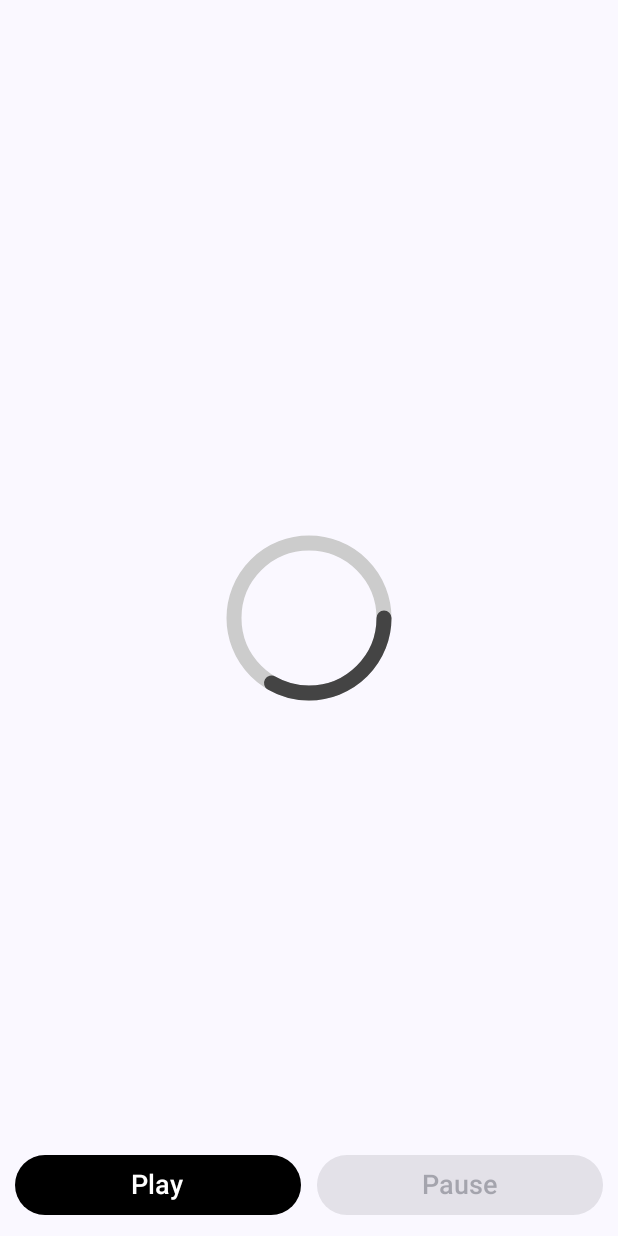
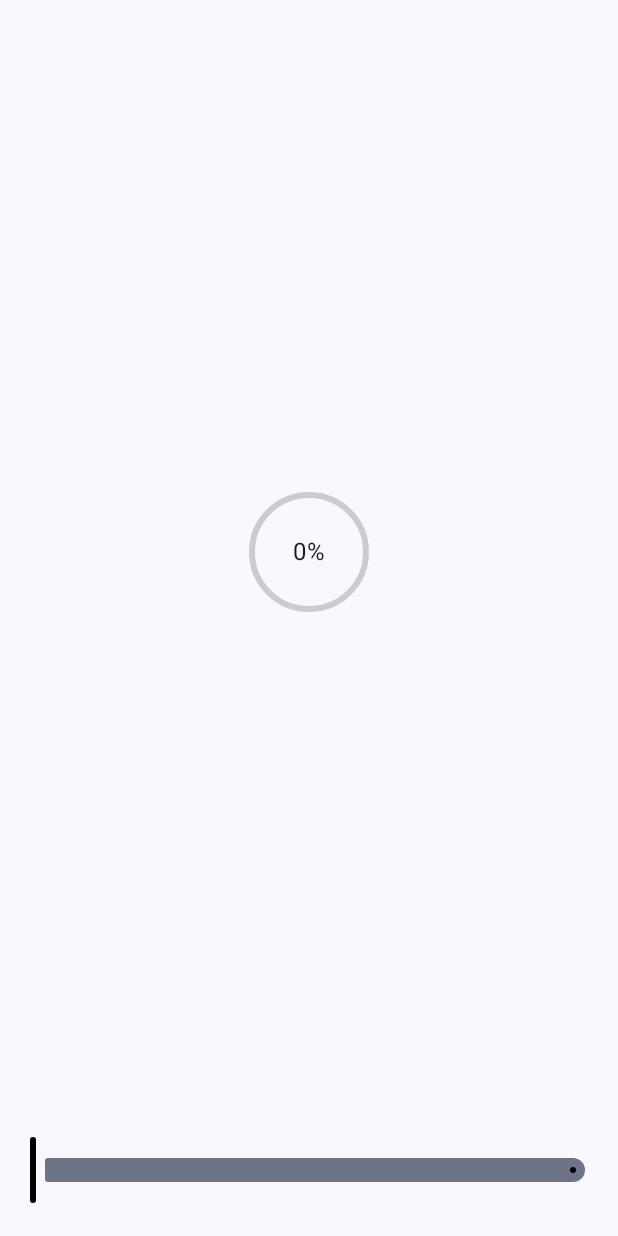
Before and after one commit to mohitarora8181/canvas-circular-loader, an Android app built with Jetpack Compose: the screen it shows after launch (MainActivity), on a phone screen of 412 x 824 dp. Run offline under Robolectric (Android 15) with nearby library versions, the phone set to English and light mode, and no system bars.

Commit message:
circularProgress_withSlider

```diff
--- /dev/null
+++ b/app/src/main/java/com/mohit/circularprogresscontrol/CustomLoader.kt
@@ -0,0 +1,115 @@
+package com.mohit.circularprogresscontrol
+
+import androidx.compose.animation.core.FastOutLinearInEasing
+import androidx.compose.animation.core.animateFloat
+import androidx.compose.animation.core.infiniteRepeatable
+import androidx.compose.animation.core.rememberInfiniteTransition
+import androidx.compose.animation.core.tween
+import androidx.compose.foundation.Canvas
+import androidx.compose.foundation.isSystemInDarkTheme
+import androidx.compose.foundation.layout.Arrangement
+import androidx.compose.foundation.layout.Box
+import androidx.compose.foundation.layout.Column
+import androidx.compose.foundation.layout.Row
+import androidx.compose.foundation.layout.Spacer
+import androidx.compose.foundation.layout.fillMaxSize
+import androidx.compose.foundation.layout.fillMaxWidth
+import androidx.compose.foundation.layout.padding
+import androidx.compose.foundation.layout.size
+import androidx.compose.material3.Button
+import androidx.compose.material3.ButtonDefaults
+import androidx.compose.material3.Text
+import androidx.compose.runtime.Composable
+import androidx.compose.runtime.LaunchedEffect
+import androidx.compose.runtime.getValue
+import androidx.compose.runtime.mutableFloatStateOf
+import androidx.compose.runtime.mutableStateOf
+import androidx.compose.runtime.remember
+import androidx.compose.runtime.setValue
+import androidx.compose.ui.Alignment
+import androidx.compose.ui.Modifier
+import androidx.compose.ui.graphics.Color
+import androidx.compose.ui.graphics.StrokeCap
+import androidx.compose.ui.graphics.drawscope.Stroke
+import androidx.compose.ui.graphics.drawscope.rotate
+import androidx.compose.ui.unit.dp
+import androidx.compose.ui.unit.sp
+
+@Composable
+fun MainComponent() {
+    var isPlaying by remember { mutableStateOf(false) }
+
+    val darktheme = isSystemInDarkTheme()
+
+    Box(modifier = Modifier
+        .fillMaxSize()
+    ){
+        CircularProgress(isPlaying)
+        Row(horizontalArrangement = Arrangement.Center, modifier = Modifier
+            .fillMaxWidth()
+            .align(Alignment.BottomCenter)
+            .padding(10.dp)
+        ){
+            Button(onClick = {isPlaying= true}, modifier = Modifier.weight(1f),
+                colors = ButtonDefaults.buttonColors(containerColor = if(darktheme) Color.White else Color.Black),
+                enabled = !isPlaying
+            ) {
+                Text(text = "Play", fontSize = 18.sp)
+            }
+            Spacer(modifier = Modifier.padding(5.dp))
+            Button(onClick = { isPlaying = false}, modifier = Modifier.weight(1f),
+                colors = ButtonDefaults.buttonColors(containerColor = if(darktheme) Color.White else Color.Black) ,
+                enabled = isPlaying
+            ) {
+                Text(text = "Pause", fontSize = 18.sp)
+            }
+        }
+    }
+}
+
+
+@Composable
+fun CircularProgress(isPlaying : Boolean,speed:Int = 1000,size:Int = 100,strokeWidth:Int = 10){
+
+    val infiniteTransition = rememberInfiniteTransition(label = "forCircularProgress")
+    var lastRotation by remember { mutableFloatStateOf(0f) }
+
+    val rotation by infiniteTransition.animateFloat(
+        label = "rotationValue",
+        initialValue = 0f,
+        targetValue = 360f,
+        animationSpec = infiniteRepeatable(
+            animation = tween(
+                durationMillis = speed,
+                easing = FastOutLinearInEasing
+            )
+        )
+    )
+
+    LaunchedEffect(rotation) {
+        if(isPlaying){
+            lastRotation = rotation
+        }
+    }
+
+    Column (modifier = Modifier.fillMaxSize(),
+        verticalArrangement = Arrangement.Center,
+        horizontalAlignment = Alignment.CenterHorizontally
+    ){
+        Canvas(modifier = Modifier.size(size.dp)){
+            drawCircle(
+                color = Color.LightGray,
+                style = Stroke(width = strokeWidth.dp.toPx(), cap = StrokeCap.Round)
+            )
+            rotate(if(isPlaying) rotation else lastRotation){
+                drawArc(
+                    color = Color.DarkGray,
+                    startAngle = 0f,
+                    sweepAngle = 120f,
+                    useCenter = false,
+                    style = Stroke(width = strokeWidth.dp.toPx(), cap = StrokeCap.Round)
+                )
+            }
+        }
+    }
+}
--- a/app/src/main/java/com/mohit/circularprogresscontrol/MainActivity.kt
+++ b/app/src/main/java/com/mohit/circularprogresscontrol/MainActivity.kt
@@ -4,41 +4,23 @@ import android.os.Bundle
 import androidx.activity.ComponentActivity
 import androidx.activity.compose.setContent
 import androidx.activity.enableEdgeToEdge
-import androidx.compose.animation.core.FastOutLinearInEasing
-import androidx.compose.animation.core.animateFloat
-import androidx.compose.animation.core.infiniteRepeatable
-import androidx.compose.animation.core.rememberInfiniteTransition
-import androidx.compose.animation.core.tween
-import androidx.compose.foundation.layout.Arrangement
 import androidx.compose.foundation.layout.Box
 import androidx.compose.foundation.layout.Column
-import androidx.compose.foundation.layout.Row
-import androidx.compose.foundation.layout.Spacer
 import androidx.compose.foundation.layout.fillMaxSize
 import androidx.compose.foundation.layout.fillMaxWidth
 import androidx.compose.foundation.layout.padding
 import androidx.compose.foundation.layout.size
-import androidx.compose.material3.Button
-import androidx.compose.material3.ButtonDefaults
+import androidx.compose.material3.CircularProgressIndicator
 import androidx.compose.material3.Scaffold
+import androidx.compose.material3.Slider
+import androidx.compose.material3.SliderDefaults
 import androidx.compose.material3.Text
-import androidx.compose.runtime.Composable
-import androidx.compose.runtime.LaunchedEffect
-import androidx.compose.runtime.mutableStateOf
-import androidx.compose.runtime.remember
-import androidx.compose.runtime.getValue
-import androidx.compose.runtime.setValue
+import androidx.compose.runtime.mutableFloatStateOf
+import androidx.compose.runtime.*
 import androidx.compose.ui.Alignment
 import androidx.compose.ui.Modifier
-import androidx.compose.foundation.Canvas
-import androidx.compose.foundation.isSystemInDarkTheme
-import androidx.compose.runtime.mutableFloatStateOf
 import androidx.compose.ui.graphics.Color
-import androidx.compose.ui.graphics.StrokeCap
-import androidx.compose.ui.graphics.drawscope.Stroke
-import androidx.compose.ui.graphics.drawscope.rotate
 import androidx.compose.ui.unit.dp
-import androidx.compose.ui.unit.sp
 import com.mohit.circularprogresscontrol.ui.theme.CircularProgressControlTheme
 
 class MainActivity : ComponentActivity() {
@@ -47,94 +29,48 @@ class MainActivity : ComponentActivity() {
         enableEdgeToEdge()
         setContent {
             CircularProgressControlTheme {
+
+                var progress by remember{
+                    mutableFloatStateOf(0f)
+                }
+
                 Scaffold(modifier = Modifier.fillMaxSize()) { innerPadding ->
                     Column(
                         modifier = Modifier
                             .padding(innerPadding)
                     ){
-                        MainComponent()
+                        Box(modifier = Modifier
+                            .weight(1f)
+                            .fillMaxSize()){
+                            CircularProgressIndicator(
+                                progress = progress,
+                                trackColor = Color.LightGray ,
+                                modifier = Modifier
+                                    .size(80.dp)
+                                    .align(alignment = Alignment.Center),
+                                color = Color.Black)
+                            Text(
+                                text = (progress*100).toInt().toString()+"%",
+                                modifier = Modifier.align(alignment = Alignment.Center)
+                            )
+                        }
+                        Box(modifier = Modifier
+                            .fillMaxWidth()
+                            .padding(20.dp)
+                        ){
+                            Slider(
+                                value = progress,
+                                onValueChange = {progress = it},
+                                colors = SliderDefaults.colors(
+                                    thumbColor = Color.Black,
+                                    activeTrackColor = Color.Black,
+                                    inactiveTickColor = Color.DarkGray
+                                ),
+                            )
+                        }
                     }
                 }
             }
         }
     }
 }
-
-@Composable
-fun MainComponent() {
-    var isPlaying by remember { mutableStateOf(false) }
-
-    val darktheme = isSystemInDarkTheme()
-
-    Box(modifier = Modifier
-        .fillMaxSize()
-    ){
-        CircularProgress(isPlaying)
-        Row(horizontalArrangement = Arrangement.Center, modifier = Modifier
-            .fillMaxWidth()
-            .align(Alignment.BottomCenter)
-            .padding(10.dp)
-        ){
-            Button(onClick = {isPlaying= true}, modifier = Modifier.weight(1f),
-                colors = ButtonDefaults.buttonColors(containerColor = if(darktheme) Color.White else Color.Black),
-                enabled = !isPlaying
-                ) {
-                Text(text = "Play", fontSize = 18.sp)
-            }
-            Spacer(modifier = Modifier.padding(5.dp))
-            Button(onClick = { isPlaying = false}, modifier = Modifier.weight(1f),
-                colors = ButtonDefaults.buttonColors(containerColor = if(darktheme) Color.White else Color.Black) ,
-                enabled = isPlaying
-            ) {
-                Text(text = "Pause", fontSize = 18.sp)
-            }
-        }
-    }
-}
-
-
-@Composable
-fun CircularProgress(isPlaying : Boolean,speed:Int = 1000,size:Int = 100,strokeWidth:Int = 10){
-
-    val infiniteTransition = rememberInfiniteTransition(label = "forCircularProgress")
-    var lastRotation by remember { mutableFloatStateOf(0f) }
-
-    val rotation by infiniteTransition.animateFloat(
-        label = "rotationValue",
-        initialValue = 0f,
-        targetValue = 360f,
-        animationSpec = infiniteRepeatable(
-            animation = tween(
-                durationMillis = speed,
-                easing = FastOutLinearInEasing
-            )
-        )
-    )
-
-    LaunchedEffect(rotation) {
-        if(isPlaying){
-            lastRotation = rotation
-        }
-    }
-
-    Column (modifier = Modifier.fillMaxSize(),
-        verticalArrangement = Arrangement.Center,
-        horizontalAlignment = Alignment.CenterHorizontally
-    ){
-        Canvas(modifier = Modifier.size(size.dp)){
-            drawCircle(
-                color = Color.LightGray,
-                style = Stroke(width = strokeWidth.dp.toPx(), cap = StrokeCap.Round)
-            )
-            rotate(if(isPlaying) rotation else lastRotation){
-                drawArc(
-                    color = Color.DarkGray,
-                    startAngle = 0f,
-                    sweepAngle = 120f,
-                    useCenter = false,
-                    style = Stroke(width = strokeWidth.dp.toPx(), cap = StrokeCap.Round)
-                )
-            }
-        }
-    }
-}
```
